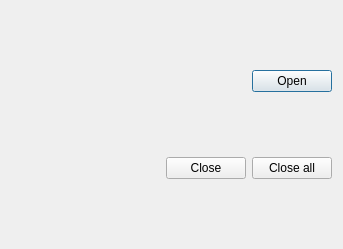
This is src/last_open/last_open.ui in giacomogroppi/writernote-qt as Qt 5 draws it before an edit. The edited form follows.
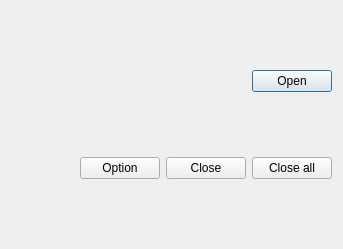
This is the edited form.

Commit message: option last open file

What changed in the file:
```diff
--- a/src/last_open/last_open.ui
+++ b/src/last_open/last_open.ui
@@ -57,6 +57,13 @@
        </property>
       </spacer>
      </item>
+     <item>
+      <widget class="QPushButton" name="option_button">
+       <property name="text">
+        <string>Option</string>
+       </property>
+      </widget>
+     </item>
      <item>
       <widget class="QPushButton" name="close_button">
        <property name="text">
```
The commit also changes 13 other files.
